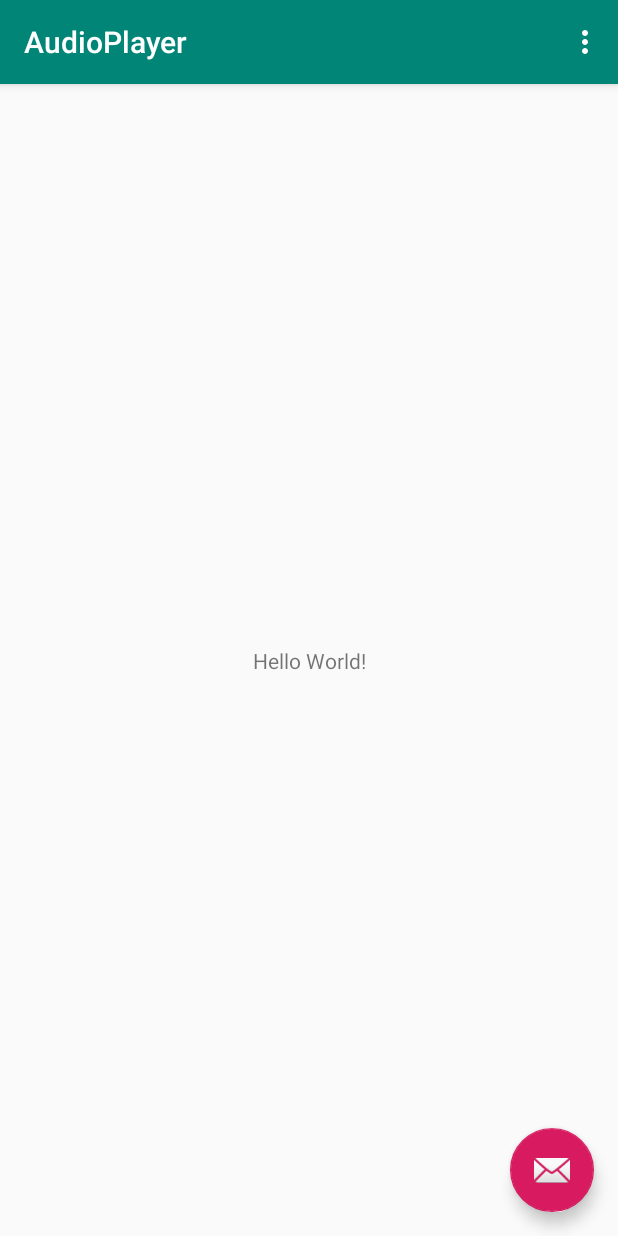
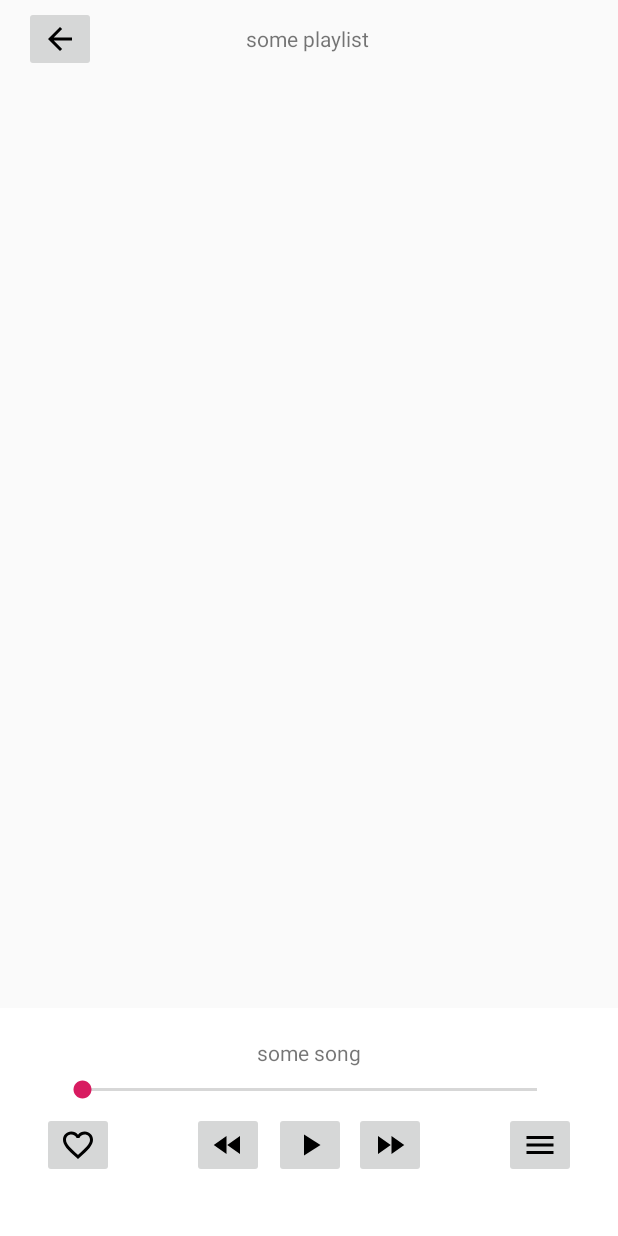
Before and after one commit to dj-pocket-cloud/AudioPlayer, an Android app: the screen it shows after launch (MainActivity), on a phone screen of 412 x 824 dp. Run offline under Robolectric (Android 15) with nearby library versions, the phone set to English and light mode, and no system bars.

Commit message:
created the basic gui

```diff
--- a/app/build.gradle
+++ b/app/build.gradle
@@ -9,6 +9,7 @@ android {
         versionCode 1
         versionName "1.0"
         testInstrumentationRunner "android.support.test.runner.AndroidJUnitRunner"
+        vectorDrawables.useSupportLibrary = true
     }
     buildTypes {
         release {
@@ -26,4 +27,6 @@ dependencies {
     testImplementation 'junit:junit:4.12'
     androidTestImplementation 'com.android.support.test:runner:1.0.2'
     androidTestImplementation 'com.android.support.test.espresso:espresso-core:3.0.2'
+    implementation 'com.android.support:gridlayout-v7:28.0.0'
+    implementation 'com.android.support:recyclerview-v7:28.0.0'
 }
--- a/app/src/main/AndroidManifest.xml
+++ b/app/src/main/AndroidManifest.xml
@@ -1,6 +1,8 @@
 <?xml version="1.0" encoding="utf-8"?>
 <manifest xmlns:android="http://schemas.android.com/apk/res/android"
     package="rs.example.audioplayer">
+
+    <uses-permission android:name="android.permission.WAKE_LOCK"></uses-permission>
 
     <application
         android:allowBackup="true"
@@ -8,7 +10,8 @@
         android:label="@string/app_name"
         android:roundIcon="@mipmap/ic_launcher_round"
         android:supportsRtl="true"
-        android:theme="@style/AppTheme">
+        android:theme="@style/AppTheme"
+        >
         <activity
             android:name=".MainActivity"
             android:label="@string/app_name"
--- /dev/null
+++ b/app/src/main/java/rs/example/audioplayer/Controls.java
@@ -0,0 +1,58 @@
+package rs.example.audioplayer;
+
+import android.content.DialogInterface;
+import android.media.MediaPlayer;
+import android.net.Uri;
+import android.os.Bundle;
+import android.os.RemoteException;
+import android.support.v4.app.Fragment;
+import android.util.Log;
+import android.view.LayoutInflater;
+import android.view.View;
+import android.view.ViewGroup;
+import android.widget.AdapterView;
+import android.widget.ImageButton;
+import android.view.View.OnClickListener;
+
+import java.io.IOException;
+
+public class Controls extends Fragment {
+
+    TrackOperations operations = new TrackOperations();
+    String uriString = "android.resource://rs.example.audioplayer/" + R.raw.knux;
+
+    @Override
+    public View onCreateView(LayoutInflater inflater, ViewGroup container,
+                             Bundle savedInstanceState) {
+
+        //set layout
+        View view = inflater.inflate(R.layout.controls_layout,
+                container, false);
+
+        return view;
+
+    }
+
+    @Override
+    public void onViewCreated(View view, Bundle savedInstanceState) {
+
+        //TODO: this button is broken currently, but if it DID work it'd play an audio file
+        ImageButton playButton = (ImageButton)view.findViewById(R.id.play);
+        playButton.setOnClickListener(new OnClickListener() {
+            @Override
+            public void onClick(View v) {
+
+                Log.d("Controls", "why does this not work");
+
+                try {
+                    operations.playMusic(getContext(), Uri.parse(uriString));
+                } catch (RemoteException e) {
+
+                }
+
+            }
+        });
+
+    }
+
+}
--- a/app/src/main/java/rs/example/audioplayer/MainActivity.java
+++ b/app/src/main/java/rs/example/audioplayer/MainActivity.java
@@ -1,6 +1,9 @@
 package rs.example.audioplayer;
 
+import android.media.MediaPlayer;
+import android.net.Uri;
 import android.os.Bundle;
+import android.os.RemoteException;
 import android.support.design.widget.FloatingActionButton;
 import android.support.design.widget.Snackbar;
 import android.support.v7.app.AppCompatActivity;
@@ -9,44 +12,36 @@ import android.view.View;
 import android.view.Menu;
 import android.view.MenuItem;
 
+import java.io.IOException;
+
 public class MainActivity extends AppCompatActivity {
 
     @Override
-    protected void onCreate(Bundle savedInstanceState) {
+    public void onCreate(Bundle savedInstanceState) {
         super.onCreate(savedInstanceState);
         setContentView(R.layout.activity_main);
-        Toolbar toolbar = findViewById(R.id.toolbar);
-        setSupportActionBar(toolbar);
 
-        FloatingActionButton fab = findViewById(R.id.fab);
-        fab.setOnClickListener(new View.OnClickListener() {
-            @Override
-            public void onClick(View view) {
-                Snackbar.make(view, "Replace with your own action", Snackbar.LENGTH_LONG)
-                        .setAction("Action", null).show();
+        // Check that the activity is using the layout version with
+        // the fragment_container FrameLayout
+        if (findViewById(R.id.fragment_container) != null) {
+
+            // However, if we're being restored from a previous state,
+            // then we don't need to do anything and should return or else
+            // we could end up with overlapping fragments.
+            if (savedInstanceState != null) {
+                return;
             }
-        });
-    }
 
-    @Override
-    public boolean onCreateOptionsMenu(Menu menu) {
-        // Inflate the menu; this adds items to the action bar if it is present.
-        getMenuInflater().inflate(R.menu.menu_main, menu);
-        return true;
-    }
+            // Create an instance of the first fragment
+            PlaylistBrowser pb = new PlaylistBrowser();
 
-    @Override
-    public boolean onOptionsItemSelected(MenuItem item) {
-        // Handle action bar item clicks here. The action bar will
-        // automatically handle clicks on the Home/Up button, so long
-        // as you specify a parent activity in AndroidManifest.xml.
-        int id = item.getItemId();
+            // In case this activity was started with special instructions from an Intent,
+            // pass the Intent's extras to the fragment as arguments
+            pb.setArguments(getIntent().getExtras());
 
-        //noinspection SimplifiableIfStatement
-        if (id == R.id.action_settings) {
-            return true;
+            // Add the fragment to the 'fragment_container' FrameLayout
+            getSupportFragmentManager().beginTransaction()
+                    .add(R.id.fragment_container, pb).commit();
         }
-
-        return super.onOptionsItemSelected(item);
     }
 }
--- /dev/null
+++ b/app/src/main/java/rs/example/audioplayer/PlaylistBrowser.java
@@ -0,0 +1,19 @@
+package rs.example.audioplayer;
+
+import android.os.Bundle;
+import android.support.v4.app.Fragment;
+import android.view.LayoutInflater;
+import android.view.View;
+import android.view.ViewGroup;
+
+public class PlaylistBrowser extends Fragment {
+    @Override
+    public View onCreateView(LayoutInflater inflater, ViewGroup container,
+                             Bundle savedInstanceState) {
+        //set the layout you want to display in First Fragment
+        View view = inflater.inflate(R.layout.playlist_fragment,
+                container, false);
+        return view;
+
+    }
+}
--- /dev/null
+++ b/app/src/main/java/rs/example/audioplayer/TrackOperations.java
@@ -0,0 +1,28 @@
+package rs.example.audioplayer;
+
+import android.content.Context;
+import android.media.MediaPlayer;
+import android.net.Uri;
+import android.os.RemoteException;
+
+import java.io.IOException;
+
+public class TrackOperations {
+
+    MediaPlayer player = null;
+
+    public void playMusic(Context context, Uri uri) throws RemoteException {
+        try {
+
+            if (player == null)
+                player = new MediaPlayer();
+
+            player.reset(); // optional if you want to repeat calling this method
+            player.setDataSource(context, uri);
+            player.prepare();
+            player.start();
+        } catch (IOException e) {
+            e.printStackTrace();
+        }
+    }
+}
--- /dev/null
+++ b/app/src/main/res/drawable/ic_arrow_back_black_24dp.xml
@@ -0,0 +1,9 @@
+<vector xmlns:android="http://schemas.android.com/apk/res/android"
+        android:width="24dp"
+        android:height="24dp"
+        android:viewportWidth="24.0"
+        android:viewportHeight="24.0">
+    <path
+        android:fillColor="#FF000000"
+        android:pathData="M20,11H7.83l5.59,-5.59L12,4l-8,8 8,8 1.41,-1.41L7.83,13H20v-2z"/>
+</vector>
--- /dev/null
+++ b/app/src/main/res/drawable/ic_fast_forward_black_24dp.xml
@@ -0,0 +1,9 @@
+<vector xmlns:android="http://schemas.android.com/apk/res/android"
+        android:width="24dp"
+        android:height="24dp"
+        android:viewportWidth="24.0"
+        android:viewportHeight="24.0">
+    <path
+        android:fillColor="#FF000000"
+        android:pathData="M4,18l8.5,-6L4,6v12zM13,6v12l8.5,-6L13,6z"/>
+</vector>
--- /dev/null
+++ b/app/src/main/res/drawable/ic_fast_rewind_black_24dp.xml
@@ -0,0 +1,9 @@
+<vector xmlns:android="http://schemas.android.com/apk/res/android"
+        android:width="24dp"
+        android:height="24dp"
+        android:viewportWidth="24.0"
+        android:viewportHeight="24.0">
+    <path
+        android:fillColor="#FF000000"
+        android:pathData="M11,18L11,6l-8.5,6 8.5,6zM11.5,12l8.5,6L20,6l-8.5,6z"/>
+</vector>
--- /dev/null
+++ b/app/src/main/res/drawable/ic_favorite_black_24dp.xml
@@ -0,0 +1,9 @@
+<vector xmlns:android="http://schemas.android.com/apk/res/android"
+        android:width="24dp"
+        android:height="24dp"
+        android:viewportWidth="24.0"
+        android:viewportHeight="24.0">
+    <path
+        android:fillColor="#FF000000"
+        android:pathData="M12,21.35l-1.45,-1.32C5.4,15.36 2,12.28 2,8.5 2,5.42 4.42,3 7.5,3c1.74,0 3.41,0.81 4.5,2.09C13.09,3.81 14.76,3 16.5,3 19.58,3 22,5.42 22,8.5c0,3.78 -3.4,6.86 -8.55,11.54L12,21.35z"/>
+</vector>
--- /dev/null
+++ b/app/src/main/res/drawable/ic_favorite_border_black_24dp.xml
@@ -0,0 +1,9 @@
+<vector xmlns:android="http://schemas.android.com/apk/res/android"
+        android:width="24dp"
+        android:height="24dp"
+        android:viewportWidth="24.0"
+        android:viewportHeight="24.0">
+    <path
+        android:fillColor="#FF000000"
+        android:pathData="M16.5,3c-1.74,0 -3.41,0.81 -4.5,2.09C10.91,3.81 9.24,3 7.5,3 4.42,3 2,5.42 2,8.5c0,3.78 3.4,6.86 8.55,11.54L12,21.35l1.45,-1.32C18.6,15.36 22,12.28 22,8.5 22,5.42 19.58,3 16.5,3zM12.1,18.55l-0.1,0.1 -0.1,-0.1C7.14,14.24 4,11.39 4,8.5 4,6.5 5.5,5 7.5,5c1.54,0 3.04,0.99 3.57,2.36h1.87C13.46,5.99 14.96,5 16.5,5c2,0 3.5,1.5 3.5,3.5 0,2.89 -3.14,5.74 -7.9,10.05z"/>
+</vector>
--- /dev/null
+++ b/app/src/main/res/drawable/ic_menu_black_24dp.xml
@@ -0,0 +1,9 @@
+<vector xmlns:android="http://schemas.android.com/apk/res/android"
+        android:width="24dp"
+        android:height="24dp"
+        android:viewportWidth="24.0"
+        android:viewportHeight="24.0">
+    <path
+        android:fillColor="#FF000000"
+        android:pathData="M3,18h18v-2L3,16v2zM3,13h18v-2L3,11v2zM3,6v2h18L21,6L3,6z"/>
+</vector>
--- /dev/null
+++ b/app/src/main/res/drawable/ic_pause_black_24dp.xml
@@ -0,0 +1,9 @@
+<vector xmlns:android="http://schemas.android.com/apk/res/android"
+        android:width="24dp"
+        android:height="24dp"
+        android:viewportWidth="24.0"
+        android:viewportHeight="24.0">
+    <path
+        android:fillColor="#FF000000"
+        android:pathData="M6,19h4L10,5L6,5v14zM14,5v14h4L18,5h-4z"/>
+</vector>
--- /dev/null
+++ b/app/src/main/res/drawable/ic_play_arrow_black_24dp.xml
@@ -0,0 +1,9 @@
+<vector xmlns:android="http://schemas.android.com/apk/res/android"
+        android:width="24dp"
+        android:height="24dp"
+        android:viewportWidth="24.0"
+        android:viewportHeight="24.0">
+    <path
+        android:fillColor="#FF000000"
+        android:pathData="M8,5v14l11,-7z"/>
+</vector>
--- a/app/src/main/res/layout/activity_main.xml
+++ b/app/src/main/res/layout/activity_main.xml
@@ -1,33 +1,25 @@
 <?xml version="1.0" encoding="utf-8"?>
-<android.support.design.widget.CoordinatorLayout xmlns:android="http://schemas.android.com/apk/res/android"
-    xmlns:app="http://schemas.android.com/apk/res-auto"
+<LinearLayout xmlns:android="http://schemas.android.com/apk/res/android"
     xmlns:tools="http://schemas.android.com/tools"
     android:layout_width="match_parent"
     android:layout_height="match_parent"
+    android:orientation="vertical"
     tools:context=".MainActivity">
 
-    <android.support.design.widget.AppBarLayout
+    <!--this is for the menus and file explorer, fragments can be swapped out here-->
+    <FrameLayout
+        android:id="@+id/fragment_container"
         android:layout_width="match_parent"
         android:layout_height="wrap_content"
-        android:theme="@style/AppTheme.AppBarOverlay">
+        android:layout_weight="1" />
 
-        <android.support.v7.widget.Toolbar
-            android:id="@+id/toolbar"
-            android:layout_width="match_parent"
-            android:layout_height="?attr/actionBarSize"
-            android:background="?attr/colorPrimary"
-            app:popupTheme="@style/AppTheme.PopupOverlay" />
+    <!--this is for the play bar at the bottom, this remains at the bottom at all times-->
+    <include
+        android:id="@+id/controls"
+        class="rs.example.audioplayer.Controls"
+        layout="@layout/controls_layout"
+        android:layout_width="match_parent"
+        android:layout_height="0dip"
+        android:layout_weight="0.25" />
 
-    </android.support.design.widget.AppBarLayout>
-
-    <include layout="@layout/content_main" />
-
-    <android.support.design.widget.FloatingActionButton
-        android:id="@+id/fab"
-        android:layout_width="wrap_content"
-        android:layout_height="wrap_content"
-        android:layout_gravity="bottom|end"
-        android:layout_margin="@dimen/fab_margin"
-        app:srcCompat="@android:drawable/ic_dialog_email" />
-
-</android.support.design.widget.CoordinatorLayout>
+</LinearLayout>
--- a/app/src/main/res/layout/content_main.xml
+++ /dev/null
@@ -1,20 +0,0 @@
-<?xml version="1.0" encoding="utf-8"?>
-<android.support.constraint.ConstraintLayout xmlns:android="http://schemas.android.com/apk/res/android"
-    xmlns:app="http://schemas.android.com/apk/res-auto"
-    xmlns:tools="http://schemas.android.com/tools"
-    android:layout_width="match_parent"
-    android:layout_height="match_parent"
-    app:layout_behavior="@string/appbar_scrolling_view_behavior"
-    tools:context=".MainActivity"
-    tools:showIn="@layout/activity_main">
-
-    <TextView
-        android:layout_width="wrap_content"
-        android:layout_height="wrap_content"
-        android:text="Hello World!"
-        app:layout_constraintBottom_toBottomOf="parent"
-        app:layout_constraintLeft_toLeftOf="parent"
-        app:layout_constraintRight_toRightOf="parent"
-        app:layout_constraintTop_toTopOf="parent" />
-
-</android.support.constraint.ConstraintLayout>
--- /dev/null
+++ b/app/src/main/res/layout/controls_layout.xml
@@ -0,0 +1,99 @@
+<?xml version="1.0" encoding="utf-8"?>
+<android.support.constraint.ConstraintLayout xmlns:android="http://schemas.android.com/apk/res/android"
+    xmlns:app="http://schemas.android.com/apk/res-auto"
+    xmlns:tools="http://schemas.android.com/tools"
+    android:layout_width="match_parent"
+    android:layout_height="match_parent"
+    android:background="@android:color/white"
+    android:padding="12dip">
+
+    <!--TODO: change this programmatically depending on track-->
+    <TextView
+        android:id="@+id/songInfo"
+        android:layout_width="wrap_content"
+        android:layout_height="wrap_content"
+        android:layout_marginStart="8dp"
+        android:layout_marginLeft="8dp"
+        android:layout_marginTop="8dp"
+        android:layout_marginEnd="8dp"
+        android:layout_marginRight="8dp"
+        android:text="some song"
+        app:layout_constraintEnd_toEndOf="parent"
+        app:layout_constraintStart_toStartOf="parent"
+        app:layout_constraintTop_toTopOf="parent" />
+
+    <SeekBar
+        android:id="@+id/songSeek"
+        android:layout_width="335dp"
+        android:layout_height="14dp"
+        android:layout_marginStart="8dp"
+        android:layout_marginLeft="8dp"
+        android:layout_marginTop="8dp"
+        android:layout_marginEnd="8dp"
+        android:layout_marginRight="8dp"
+        app:layout_constraintEnd_toEndOf="parent"
+        app:layout_constraintStart_toStartOf="parent"
+        app:layout_constraintTop_toBottomOf="@+id/songInfo" />
+
+    <ImageButton
+        android:id="@+id/favoriteButton"
+        android:layout_width="wrap_content"
+        android:layout_height="wrap_content"
+        android:layout_marginStart="16dp"
+        android:layout_marginLeft="16dp"
+        android:layout_marginTop="8dp"
+        app:layout_constraintStart_toStartOf="parent"
+        app:layout_constraintTop_toBottomOf="@+id/songSeek"
+        app:srcCompat="@drawable/ic_favorite_border_black_24dp" />
+
+    <ImageButton
+        android:id="@+id/rewind"
+        android:layout_width="wrap_content"
+        android:layout_height="wrap_content"
+        android:layout_marginStart="52dp"
+        android:layout_marginLeft="52dp"
+        android:layout_marginTop="8dp"
+        app:layout_constraintStart_toEndOf="@+id/favoriteButton"
+        app:layout_constraintTop_toBottomOf="@+id/songSeek"
+        app:srcCompat="@drawable/ic_fast_rewind_black_24dp" />
+
+    <ImageButton
+        android:id="@+id/play"
+        android:layout_width="wrap_content"
+        android:layout_height="wrap_content"
+        android:layout_marginStart="8dp"
+        android:layout_marginLeft="8dp"
+        android:layout_marginTop="8dp"
+        android:layout_marginEnd="8dp"
+        android:layout_marginRight="8dp"
+        android:clickable="true"
+        android:contentDescription="TODO"
+        app:layout_constraintEnd_toStartOf="@+id/forward"
+        app:layout_constraintHorizontal_bias="0.42"
+        app:layout_constraintStart_toEndOf="@+id/rewind"
+        app:layout_constraintTop_toBottomOf="@+id/songSeek"
+        app:srcCompat="@drawable/ic_play_arrow_black_24dp" />
+
+    <ImageButton
+        android:id="@+id/forward"
+        android:layout_width="wrap_content"
+        android:layout_height="wrap_content"
+        android:layout_marginTop="8dp"
+        android:layout_marginEnd="52dp"
+        android:layout_marginRight="52dp"
+        app:layout_constraintEnd_toStartOf="@+id/menu"
+        app:layout_constraintTop_toBottomOf="@+id/songSeek"
+        app:srcCompat="@drawable/ic_fast_forward_black_24dp" />
+
+    <ImageButton
+        android:id="@+id/menu"
+        android:layout_width="wrap_content"
+        android:layout_height="wrap_content"
+        android:layout_marginTop="8dp"
+        android:layout_marginEnd="16dp"
+        android:layout_marginRight="16dp"
+        app:layout_constraintEnd_toEndOf="parent"
+        app:layout_constraintTop_toBottomOf="@+id/songSeek"
+        app:srcCompat="@drawable/ic_menu_black_24dp" />
+
+</android.support.constraint.ConstraintLayout>
--- /dev/null
+++ b/app/src/main/res/layout/playlist_fragment.xml
@@ -0,0 +1,43 @@
+<?xml version="1.0" encoding="utf-8"?>
+<android.support.constraint.ConstraintLayout xmlns:android="http://schemas.android.com/apk/res/android"
+    xmlns:app="http://schemas.android.com/apk/res-auto"
+    xmlns:tools="http://schemas.android.com/tools"
+    android:layout_width="match_parent"
+    android:layout_height="match_parent">
+
+    <ImageButton
+        android:id="@+id/backButton"
+        android:layout_width="wrap_content"
+        android:layout_height="wrap_content"
+        android:layout_marginStart="16dp"
+        android:layout_marginLeft="16dp"
+        android:layout_marginTop="4dp"
+        app:layout_constraintStart_toStartOf="parent"
+        app:layout_constraintTop_toTopOf="parent"
+        app:srcCompat="@drawable/ic_arrow_back_black_24dp" />
+
+    <TextView
+        android:id="@+id/playlistTitle"
+        android:layout_width="wrap_content"
+        android:layout_height="wrap_content"
+        android:layout_marginStart="8dp"
+        android:layout_marginLeft="8dp"
+        android:layout_marginTop="16dp"
+        android:layout_marginEnd="8dp"
+        android:layout_marginRight="8dp"
+        android:text="some playlist"
+        app:layout_constraintEnd_toEndOf="parent"
+        app:layout_constraintHorizontal_bias="0.368"
+        app:layout_constraintStart_toEndOf="@+id/backButton"
+        app:layout_constraintTop_toTopOf="parent" />
+
+    <android.support.v7.widget.RecyclerView
+        android:layout_width="match_parent"
+        android:layout_height="0dp"
+        android:layout_marginTop="8dp"
+        android:layout_marginBottom="8dp"
+        app:layout_constraintBottom_toBottomOf="parent"
+        app:layout_constraintTop_toBottomOf="@+id/backButton"
+        tools:layout_editor_absoluteX="0dp" />
+
+</android.support.constraint.ConstraintLayout>
```
Also changed, not shown: 1 other file.
